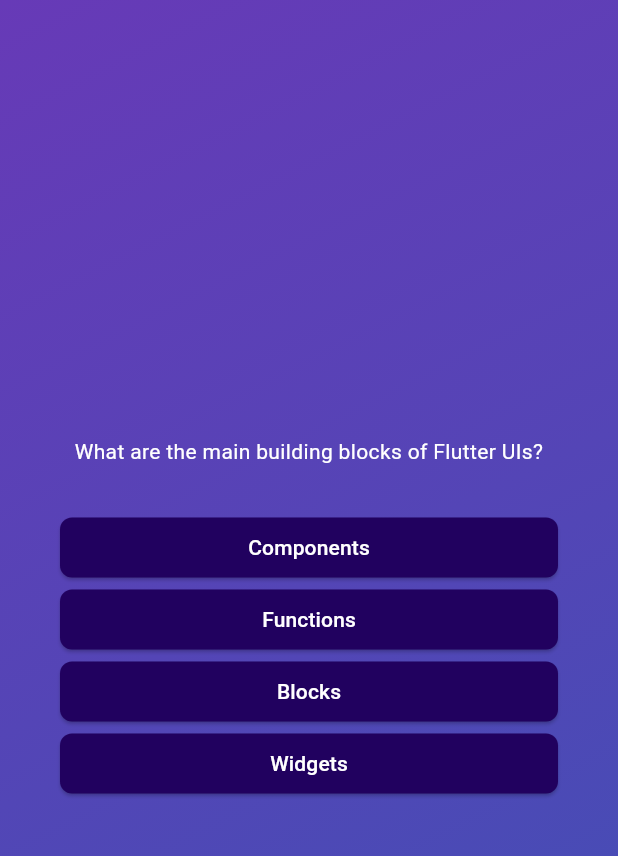
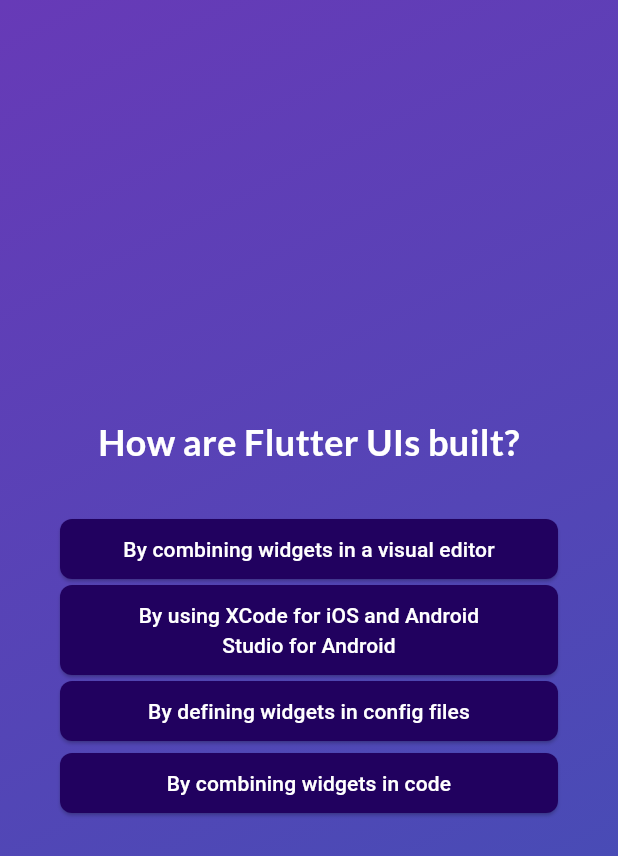
Before and after one commit to justoverclockl/flutter-quiz-app, a Flutter app: the screen it shows after launch, after a tap on "Start the quiz", after a tap on "Components", on a phone screen of 412 x 824 dp. Shown: the top 856 px of the screen. Run offline on Flutter 3.47's test engine with Material 3 defaults, Android fonts, the phone set to English and light mode, and no system bars; our stand-ins replace google_fonts.

Commit message:
elevate state for selected answer and add it to a list

```diff
--- a/lib/answer_button.dart
+++ b/lib/answer_button.dart
@@ -20,7 +20,10 @@ class AnswerButton extends StatelessWidget {
           shape: RoundedRectangleBorder(
             borderRadius: BorderRadius.circular(8),
           )),
-      child: Text(text),
+      child: Text(
+        text,
+        textAlign: TextAlign.center,
+      ),
     );
   }
 }
--- a/lib/questions_screen.dart
+++ b/lib/questions_screen.dart
@@ -1,19 +1,31 @@
 import 'package:flutter/material.dart';
+import 'package:google_fonts/google_fonts.dart';
 import 'package:quiz_app/answer_button.dart';
 import 'package:quiz_app/data/questions.dart';
 
 class QuestionScreen extends StatefulWidget {
-  const QuestionScreen({super.key});
+  const QuestionScreen({super.key, required this.onSelectAnswer});
+
+  final void Function(String answer) onSelectAnswer;
 
   @override
   State<QuestionScreen> createState() => _QuestionScreenState();
 }
 
 class _QuestionScreenState extends State<QuestionScreen> {
-  final currentQuestion = questions[0];
+  var currentQuestionIdx = 0;
+
+  void answerQuestion(String answer) {
+    widget.onSelectAnswer(answer);
+    setState(() {
+      currentQuestionIdx++;
+    });
+  }
 
   @override
   Widget build(BuildContext context) {
+    final currentQuestion = questions[currentQuestionIdx];
+
     return SizedBox(
       width: double.infinity,
       child: Container(
@@ -24,7 +36,11 @@ class _QuestionScreenState extends State<QuestionScreen> {
           children: [
             Text(
               currentQuestion.text,
-              style: const TextStyle(color: Colors.white),
+              style: GoogleFonts.lato(
+                color: Colors.white,
+                fontWeight: FontWeight.bold,
+                fontSize: 24,
+              ),
               textAlign: TextAlign.center,
             ),
             const SizedBox(
@@ -33,7 +49,9 @@ class _QuestionScreenState extends State<QuestionScreen> {
             ...currentQuestion.getShuffledAnswers().map((answer) {
               return AnswerButton(
                 text: answer,
-                onTap: () {},
+                onTap: () {
+                  answerQuestion(answer);
+                },
               );
             }),
           ],
--- a/lib/quiz.dart
+++ b/lib/quiz.dart
@@ -10,6 +10,7 @@ class Quiz extends StatefulWidget {
 }
 
 class _QuizState extends State<Quiz> {
+  final List<String> selectedAnswers = [];
   // we can store widget into variables bcs they are object at the end
   var activeScreen = 'start-screen';
 
@@ -19,11 +20,17 @@ class _QuizState extends State<Quiz> {
     });
   }
 
+  void chooseAnswer(String answer) {
+    selectedAnswers.add(answer);
+  }
+
   @override
   Widget build(BuildContext context) {
     Widget widgetToRender = activeScreen == 'start-screen'
         ? StartScreen(switchScreen)
-        : const QuestionScreen();
+        : QuestionScreen(
+            onSelectAnswer: chooseAnswer,
+          );
 
     return MaterialApp(
       debugShowCheckedModeBanner: false,
--- a/lib/start_screen.dart
+++ b/lib/start_screen.dart
@@ -1,4 +1,5 @@
 import 'package:flutter/material.dart';
+import 'package:google_fonts/google_fonts.dart';
 
 class StartScreen extends StatelessWidget {
   const StartScreen(this.startQuiz, {super.key});
@@ -19,9 +20,9 @@ class StartScreen extends StatelessWidget {
           const SizedBox(
             height: 80,
           ),
-          const Text(
+          Text(
             'Learn Flutter the fun way',
-            style: TextStyle(
+            style: GoogleFonts.lato(
               fontSize: 24,
               color: Colors.white,
             ),
--- a/pubspec.yaml
+++ b/pubspec.yaml
@@ -35,6 +35,7 @@ dependencies:
   # The following adds the Cupertino Icons font to your application.
   # Use with the CupertinoIcons class for iOS style icons.
   cupertino_icons: ^1.0.2
+  google_fonts: ^6.1.0
 
 dev_dependencies:
   flutter_test:
```
Also changed, not shown: pubspec.lock.
